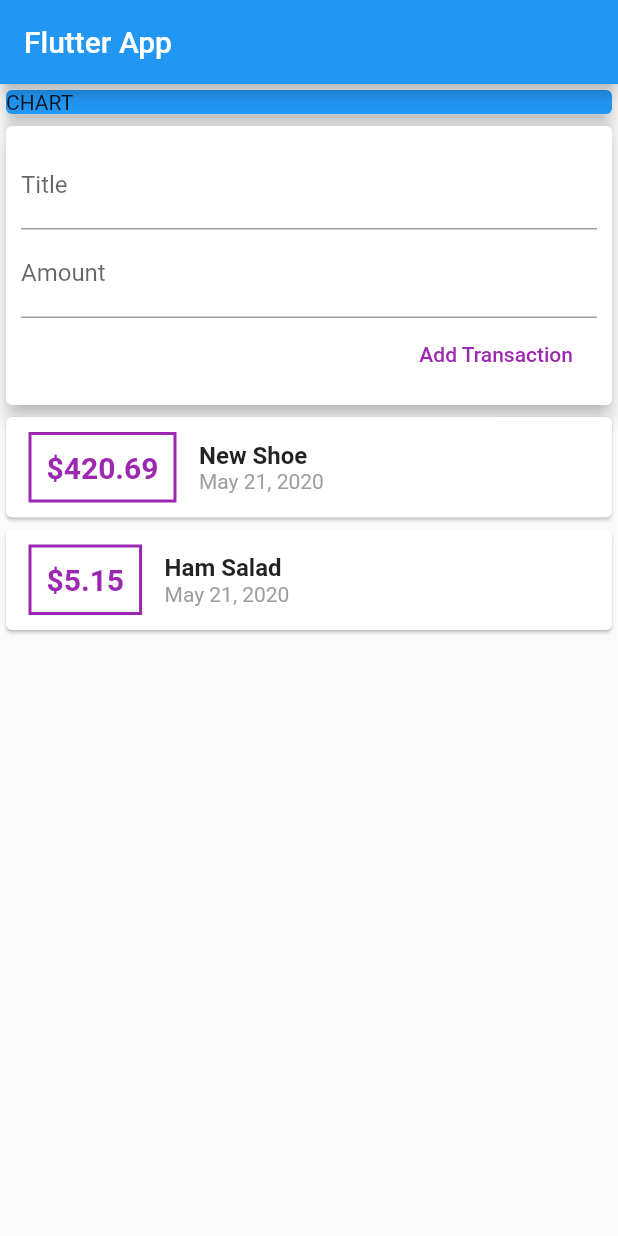
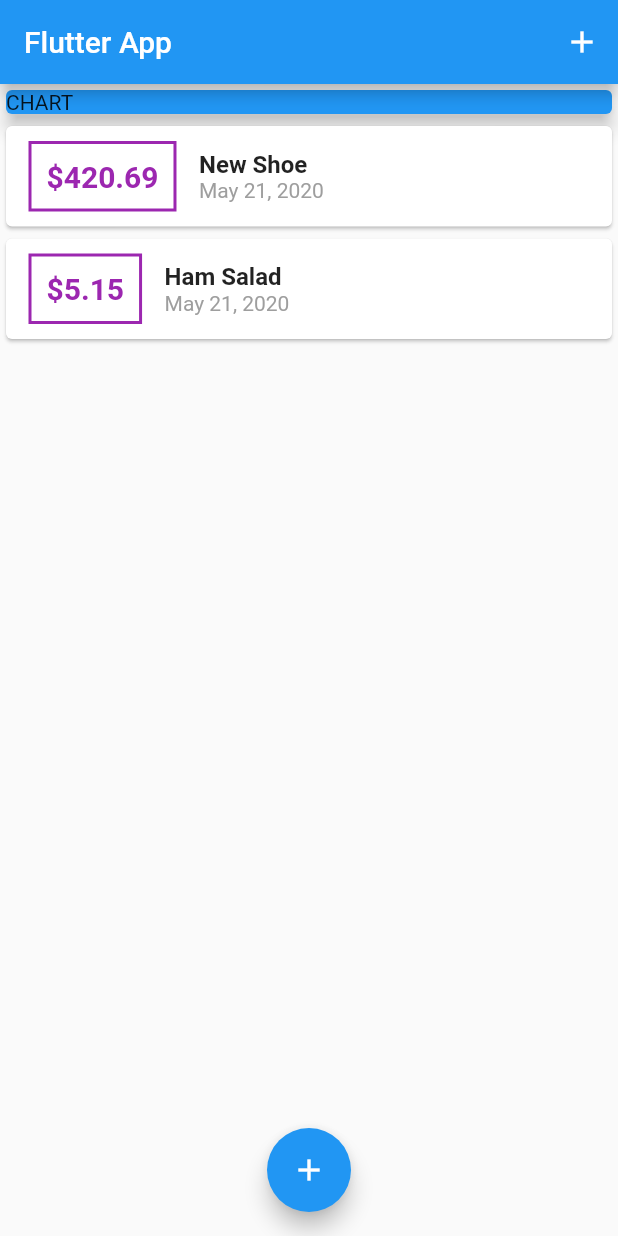
Before and after one commit to mulvaneya7/FlutterExpenseTracker, a Flutter app: the screen it shows after launch, on a phone screen of 412 x 824 dp. Run offline on Flutter 3.47's test engine with Material 2 defaults, Android fonts, the phone set to English and light mode, and no system bars.

Commit message:
Added List Scrolling and Transaction Modal Feature

```diff
--- a/lib/main.dart
+++ b/lib/main.dart
@@ -1,5 +1,7 @@
 import 'package:flutter/material.dart';
-import './widgets/user_transactions.dart';
+import './widgets/transaction_list.dart';
+import './widgets/new_transaction.dart';
+import './models/transaction.dart';
 
 void main() => runApp(MyApp());
 
@@ -13,20 +15,70 @@ class MyApp extends StatelessWidget {
   }
 }
 
-class MyHomePage extends StatelessWidget {
+class MyHomePage extends StatefulWidget {
   //Input field props
   // String titleInput;
   // String amountInput;
-  final titleController = TextEditingController();
-  final amountController = TextEditingController();
+  @override
+  _MyHomePageState createState() => _MyHomePageState();
+}
+
+class _MyHomePageState extends State<MyHomePage> {
+  final List<Transaction> _userTransactions = [
+    Transaction(
+      id: 't1',
+      title: 'New Shoe',
+      amount: 420.69,
+      date: DateTime.now(),
+    ),
+    Transaction(
+      id: 't2',
+      title: 'Ham Salad',
+      amount: 5.15,
+      date: DateTime.now(),
+    ),
+  ];
+
+  void _addNewTransaction(String txTitle, double txAmount) {
+    final newTx = Transaction(
+      title: txTitle,
+      amount: txAmount,
+      date: DateTime.now(),
+      id: DateTime.now().toString(),
+    );
+
+    setState(() {
+      _userTransactions.add(newTx);
+    });
+  }
+
+  void _startAddNewTransaction(BuildContext ctx) {
+    showModalBottomSheet(
+      context: ctx,
+      builder: (_) {
+        return GestureDetector(
+          onTap: () {},
+          child: NewTransaction(_addNewTransaction),
+          behavior: HitTestBehavior.opaque,
+        );
+      },
+    );
+  }
 
   @override
   Widget build(BuildContext context) {
     return Scaffold(
       appBar: AppBar(
         title: Text('Flutter App'),
+        actions: <Widget>[
+          IconButton(
+            icon: Icon(Icons.add),
+            onPressed: () => _startAddNewTransaction(context),
+          )
+        ],
       ),
-      body: Column(
+      body: SingleChildScrollView(
+        child: Column(
           // mainAxisAlignment: MainAxisAlignment.start,
           crossAxisAlignment: CrossAxisAlignment.stretch,
           children: <Widget>[
@@ -38,8 +90,16 @@ class MyHomePage extends StatelessWidget {
                 elevation: 5,
               ),
             ),
-          UserTransactions()
+            TransactionList(_userTransactions),
           ],
+        ),
+      ),
+      floatingActionButtonLocation: FloatingActionButtonLocation.centerFloat,
+      floatingActionButton: FloatingActionButton(
+        child: Icon(
+          Icons.add,
+        ),
+        onPressed: () => _startAddNewTransaction(context),
       ),
     );
   }
--- a/lib/widgets/transaction_list.dart
+++ b/lib/widgets/transaction_list.dart
@@ -9,8 +9,10 @@ class TransactionList extends StatelessWidget {
 
   @override
   Widget build(BuildContext context) {
-    return Column(
-      children: transactions.map((tx) {
+    return Container(
+      height: 300,
+      child: ListView.builder(
+        itemBuilder: (ctx, index) {
           return Card(
             child: Row(
               children: <Widget>[
@@ -27,7 +29,7 @@ class TransactionList extends StatelessWidget {
                   ),
                   padding: EdgeInsets.all(10),
                   child: Text(
-                  '\$${tx.amount}',
+                    '\$${transactions[index].amount.toStringAsFixed(2)}',
                     style: TextStyle(
                       fontWeight: FontWeight.bold,
                       fontSize: 20,
@@ -39,14 +41,14 @@ class TransactionList extends StatelessWidget {
                   crossAxisAlignment: CrossAxisAlignment.start,
                   children: <Widget>[
                     Text(
-                    tx.title,
+                      transactions[index].title,
                       style: TextStyle(
                         fontSize: 16,
                         fontWeight: FontWeight.bold,
                       ),
                     ),
                     Text(
-                    DateFormat.yMMMd().format(tx.date),
+                      DateFormat.yMMMd().format(transactions[index].date),
                       style: TextStyle(
                         color: Colors.grey,
                       ),
@@ -56,7 +58,9 @@ class TransactionList extends StatelessWidget {
               ],
             ),
           );
-      }).toList(),
+        },
+        itemCount: transactions.length,
+      ),
     );
   }
 }
--- a/lib/widgets/user_transactions.dart
+++ /dev/null
@@ -1,49 +0,0 @@
-import 'package:flutter/material.dart';
-import './new_transaction.dart';
-import './transaction_list.dart';
-import '../models/transaction.dart';
-
-class UserTransactions extends StatefulWidget {
-  @override
-  _UserTransactionsState createState() => _UserTransactionsState();
-}
-
-class _UserTransactionsState extends State<UserTransactions> {
-  final List<Transaction> _userTransactions = [
-    Transaction(
-      id: 't1',
-      title: 'New Shoe',
-      amount: 420.69,
-      date: DateTime.now(),
-    ),
-    Transaction(
-      id: 't2',
-      title: 'Ham Salad',
-      amount: 5.15,
-      date: DateTime.now(),
-    ),
-  ];
-
-  void _addNewTransaction(String txTitle, double txAmount) {
-    final newTx = Transaction(
-      title: txTitle,
-      amount: txAmount,
-      date: DateTime.now(),
-      id: DateTime.now().toString(),
-    );
-
-    setState(() {
-      _userTransactions.add(newTx);
-    });
-  }
-
-  @override
-  Widget build(BuildContext context) {
-    return Column(
-      children: <Widget>[
-        NewTransaction(_addNewTransaction),
-        TransactionList(_userTransactions),
-      ],
-    );
-  }
-}
```
Also changed, not shown: lib/widgets/new_transaction.dart (+29 -8 lines). Lines whose indentation alone changed are shown as unchanged.
